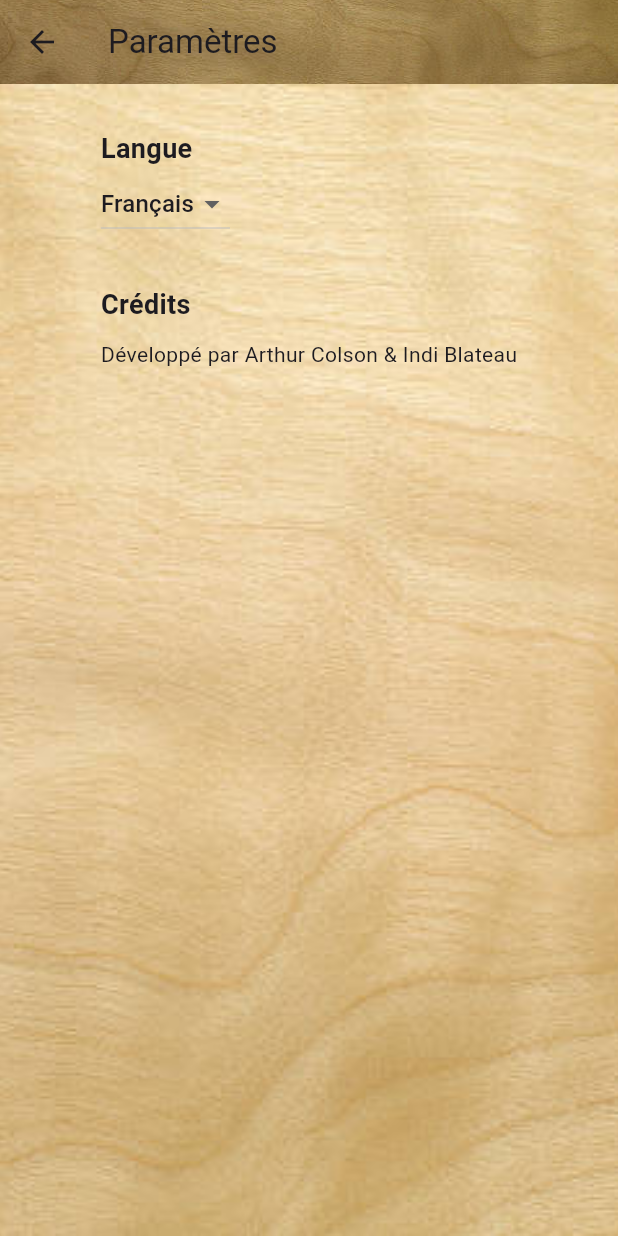
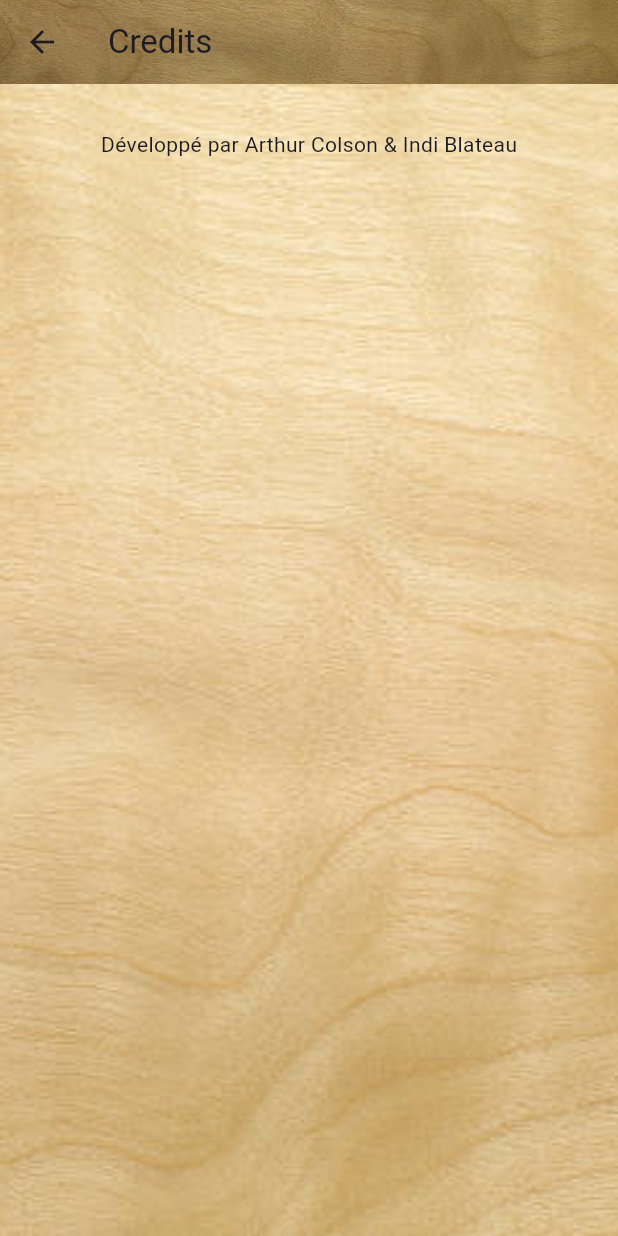
Before and after one commit to Arcols/Eat-and-Hit, a Flutter app: the Settings screen opened directly, on a phone screen of 412 x 824 dp. Run offline on Flutter 3.47's test engine with Material 3 defaults, Android fonts, the phone set to English and light mode, and no system bars.

Commit message:
rename accueil

```diff
--- a/lib/Vue/Settings.dart
+++ b/lib/Vue/Settings.dart
@@ -8,15 +8,13 @@ class Settings extends StatefulWidget {
 }
 
 class _Settings extends State<Settings> {
-  String _selectedLanguage = 'fr'; // Valeur par défaut
+  String _selectedLanguage = 'fr';
 
   void _changeLanguage(String? value) {
     if (value != null) {
       setState(() {
         _selectedLanguage = value;
       });
-      // Tu peux sauvegarder cette préférence avec SharedPreferences plus tard
-      // Ex: await SharedPreferences.getInstance().then((prefs) => prefs.setString('lang', value));
     }
   }
 
@@ -24,7 +22,7 @@ class _Settings extends State<Settings> {
   Widget build(BuildContext context) {
     return Scaffold(
       appBar: AppBar(
-        title: Text("Paramètres"),
+        title: Text("Credits"),
         flexibleSpace: Container(
           decoration: BoxDecoration(
             image: DecorationImage(
@@ -46,27 +44,6 @@ class _Settings extends State<Settings> {
             crossAxisAlignment: CrossAxisAlignment.start,
             children: [
               const SizedBox(height: 30),
-              Text("Langue", style: TextStyle(fontSize: 18, fontWeight: FontWeight.bold)),
-
-              DropdownButton<String>(
-                value: _selectedLanguage,
-                items: [
-                  DropdownMenuItem(
-                    value: 'fr',
-                    child: Text('Français'),
-                  ),
-                  DropdownMenuItem(
-                    value: 'en',
-                    child: Text('English'),
-                  ),
-                ],
-                onChanged: _changeLanguage,
-              ),
-
-              const SizedBox(height: 30),
-
-              Text("Crédits", style: TextStyle(fontSize: 18, fontWeight: FontWeight.bold)),
-              const SizedBox(height: 10),
               Text("Développé par Arthur Colson & Indi Blateau")
             ],
           ),
```
Also changed, not shown: lib/main.dart (+6 -6 lines).
